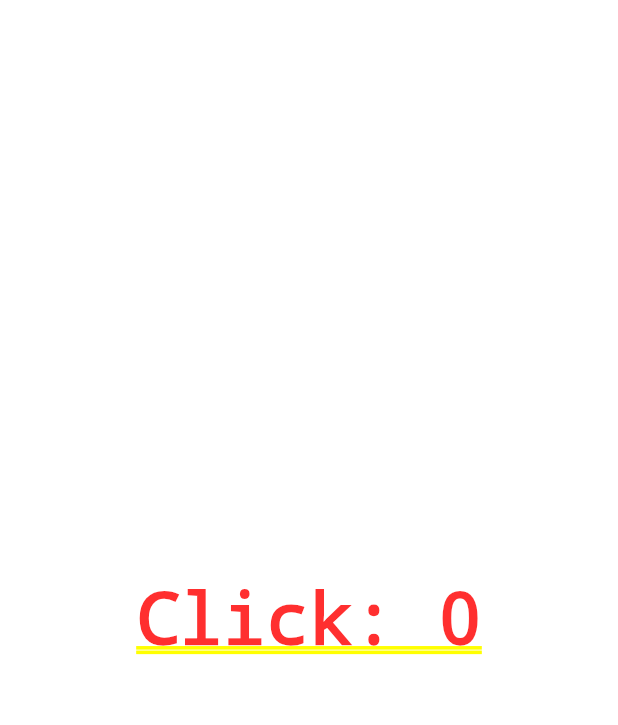
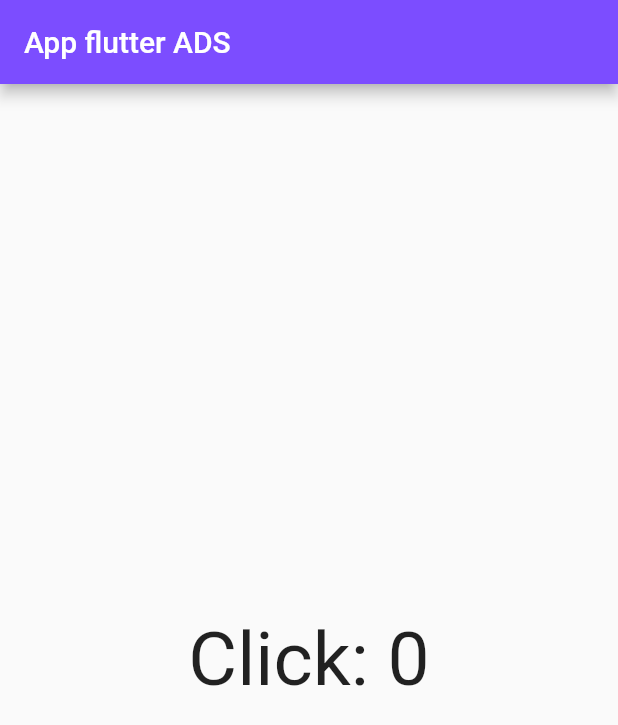
Before and after one commit to Pedro52Santos/Estudos_e_testes, a Flutter app: the screen it shows after launch, on a phone screen of 412 x 824 dp. Shown: the top 725 px of the screen. Run offline on Flutter 3.47's test engine with Material 2 defaults, Android fonts, the phone set to English and light mode, and no system bars; missing offline and left inert: dart:html, dart:js.

Commit message:
aula 1.5.1

```diff
--- a/Aulas/olamundo/lib/home_page.dart
+++ b/Aulas/olamundo/lib/home_page.dart
@@ -11,10 +11,17 @@ class HomePageState extends State<HomePage> {
   @override
   int contador = 0;
   Widget build(BuildContext context) {
-    return Container(
+    return Scaffold(
+        appBar: AppBar(
+          title: Text('App flutter ADS'),
+        ),
+        body: Center(
           child: Center(
               child: GestureDetector(
-        child: Text('Click: $contador'),
+            child: Text(
+              'Click: $contador',
+              style: TextStyle(fontSize: 50),
+            ),
             onTap: () {
               setState(() {
                 contador++;
@@ -22,7 +29,7 @@ class HomePageState extends State<HomePage> {
               });
             },
           )),
-    );
+        ));
     throw UnimplementedError();
   }
 }
```
Lines whose indentation alone changed are shown as unchanged.
